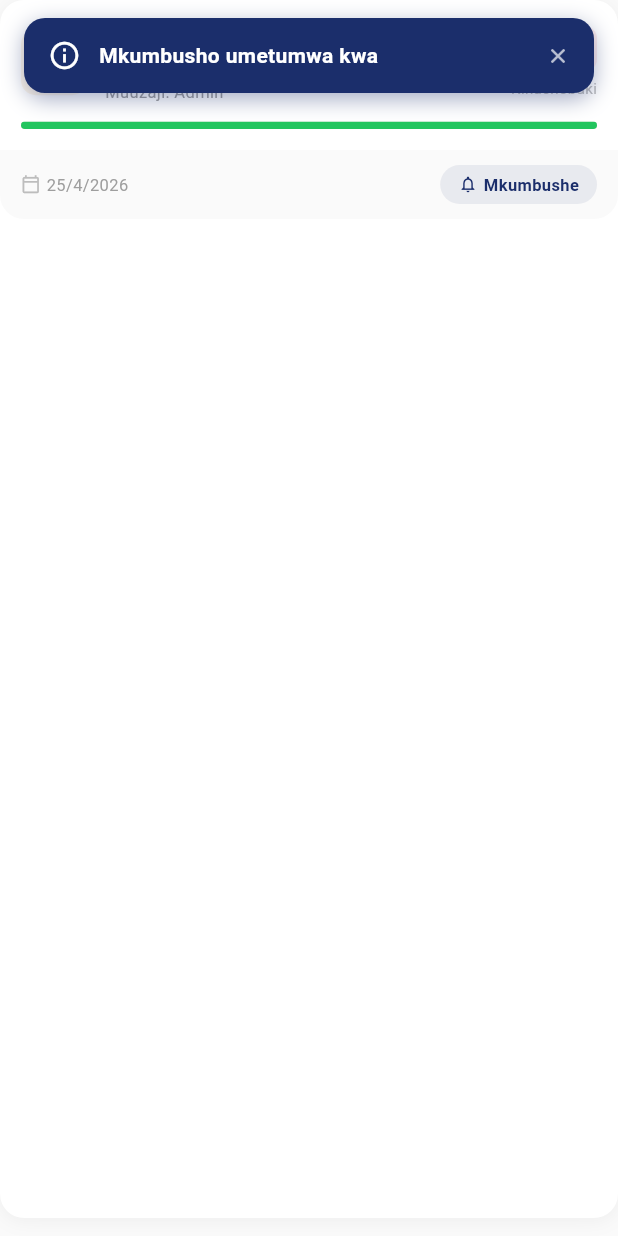
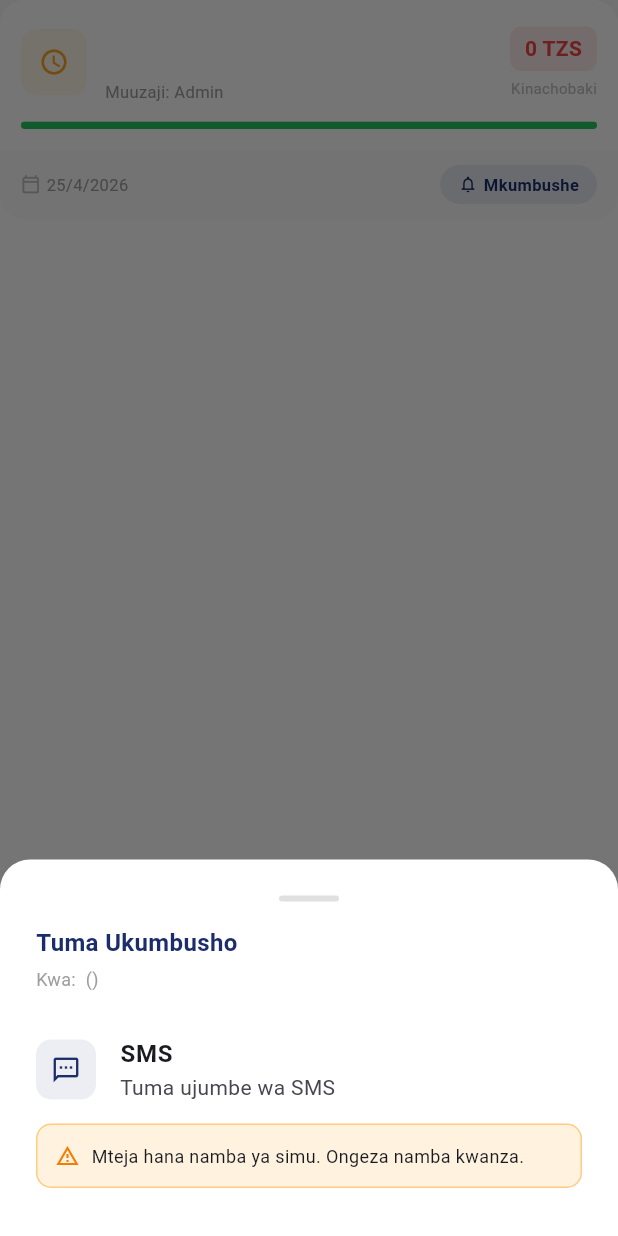
Before and after one commit to dasavision/Bizpawa, a Flutter app: the _DebtCard widget shown alone on an empty page, opened directly with empty values, after a tap on "Mkumbushe", on a phone screen of 412 x 824 dp. Run offline on Flutter 3.47's test engine with Material 3 defaults, Android fonts, the phone set to English and light mode, and no system bars; our stand-ins replace audioplayers, hive, hive_flutter, image_picker, pdf, permission_handler and 3 more; missing offline and left inert: mobile_scanner, print_bluetooth_thermal; accounts and stored records are empty.

Commit message:
feat: debt reminder WhatsApp + SMS + manifest queries

```diff
--- a/lib/features/analytics/analytics_page.dart
+++ b/lib/features/analytics/analytics_page.dart
@@ -1,6 +1,7 @@
 import 'package:flutter/material.dart';
 import 'package:flutter/services.dart';
 import 'package:provider/provider.dart';
+import 'package:url_launcher/url_launcher.dart';
 import 'package:bizpawa/core/state/business_state.dart';
 import 'package:bizpawa/core/state/auth_state.dart';
 import 'package:bizpawa/core/services/notification_service.dart';
@@ -13,6 +14,131 @@ const kOrange = Color(0xFFF5A623);
 String _fmtCurrency(int amount) {
   return amount.toString().replaceAllMapped(
     RegExp(r'(\d{1,3})(?=(\d{3})+(?!\d))'), (m) => '${m[1]},');
+}
+
+// ===== REMINDER FUNCTION =====
+Future<void> _sendDebtReminder(BuildContext context, SaleEntry sale) async {
+  final customerName = sale.customerName ?? 'Mteja';
+  final phone = sale.customerPhone;
+  final remaining = sale.remainingAmount.toString().replaceAllMapped(
+    RegExp(r'\B(?=(\d{3})+(?!\d))'), (m) => ',');
+  final orderNumber = sale.orderNumber;
+  final date = '${sale.date.day}/${sale.date.month}/${sale.date.year}';
+
+  final message =
+      'Habari $customerName,\n\n'
+      'Tunakukumbusha kuhusu deni lako:\n\n'
+      '🧾 Order: $orderNumber\n'
+      '📅 Tarehe: $date\n'
+      '💰 Kiasi Kilichobaki: TZS $remaining\n\n'
+      'Tafadhali lipa ili kuendelea kupata huduma zetu.\n\n'
+      'Asante sana! 🙏';
+
+  final encodedMsg = Uri.encodeComponent(message);
+
+  String? whatsappPhone;
+  if (phone != null && phone.isNotEmpty) {
+    String p = phone.replaceAll(' ', '').replaceAll('-', '');
+    if (p.startsWith('0')) p = '255${p.substring(1)}';
+    if (!p.startsWith('255')) p = '255$p';
+    whatsappPhone = p;
+  }
+
+  if (!context.mounted) return;
+
+  showModalBottomSheet(
+    context: context,
+    backgroundColor: Colors.white,
+    shape: const RoundedRectangleBorder(
+      borderRadius: BorderRadius.vertical(top: Radius.circular(20)),
+    ),
+    builder: (ctx) => Padding(
+      padding: const EdgeInsets.all(24),
+      child: Column(
+        mainAxisSize: MainAxisSize.min,
+        crossAxisAlignment: CrossAxisAlignment.start,
+        children: [
+          Center(child: Container(width: 40, height: 4,
+              decoration: BoxDecoration(color: Colors.grey.shade300,
+                  borderRadius: BorderRadius.circular(2)))),
+          const SizedBox(height: 16),
+          const Text('Tuma Ukumbusho',
+              style: TextStyle(fontSize: 16,
+                  fontWeight: FontWeight.bold, color: kNavyBlue)),
+          const SizedBox(height: 4),
+          Text('Kwa: $customerName${phone != null ? ' ($phone)' : ''}',
+              style: TextStyle(fontSize: 12, color: Colors.grey.shade500)),
+          const SizedBox(height: 16),
+
+          if (whatsappPhone != null)
+            ListTile(
+              contentPadding: EdgeInsets.zero,
+              leading: Container(width: 40, height: 40,
+                decoration: BoxDecoration(
+                    color: const Color(0xFF25D366).withValues(alpha: 0.1),
+                    borderRadius: BorderRadius.circular(10)),
+                child: const Icon(Icons.chat_outlined,
+                    color: Color(0xFF25D366), size: 20)),
+              title: const Text('WhatsApp',
+                  style: TextStyle(fontWeight: FontWeight.w600)),
+              subtitle: const Text('Fungua mazungumzo ya WhatsApp'),
+              onTap: () async {
+                Navigator.pop(ctx);
+                final uri = Uri.parse(
+                    'whatsapp://send?phone=$whatsappPhone&text=$encodedMsg');
+                if (await canLaunchUrl(uri)) {
+                  await launchUrl(uri, mode: LaunchMode.externalApplication);
+                }
+              },
+            ),
+
+          ListTile(
+            contentPadding: EdgeInsets.zero,
+            leading: Container(width: 40, height: 40,
+              decoration: BoxDecoration(
+                  color: kNavyBlue.withValues(alpha: 0.08),
+                  borderRadius: BorderRadius.circular(10)),
+              child: const Icon(Icons.sms_outlined,
+                  color: kNavyBlue, size: 20)),
+            title: const Text('SMS',
+                style: TextStyle(fontWeight: FontWeight.w600)),
+            subtitle: const Text('Tuma ujumbe wa SMS'),
+            onTap: () async {
+  Navigator.pop(ctx);
+  final smsUri = Uri.parse(
+    'sms:${phone ?? ''}?body=${Uri.encodeComponent(message)}');
+  if (await canLaunchUrl(smsUri)) {
+    await launchUrl(smsUri);
+  } else {
+    await launchUrl(smsUri, mode: LaunchMode.externalApplication);
+  }
+},
+          ),
+
+          if (phone == null || phone.isEmpty)
+            Container(
+              padding: const EdgeInsets.all(12),
+              decoration: BoxDecoration(
+                color: Colors.orange.shade50,
+                borderRadius: BorderRadius.circular(10),
+                border: Border.all(color: Colors.orange.shade200),
+              ),
+              child: Row(children: [
+                Icon(Icons.warning_amber_outlined,
+                    color: Colors.orange.shade700, size: 16),
+                const SizedBox(width: 8),
+                const Expanded(child: Text(
+                  'Mteja hana namba ya simu. Ongeza namba kwanza.',
+                  style: TextStyle(fontSize: 12),
+                )),
+              ]),
+            ),
+
+          const SizedBox(height: 8),
+        ],
+      ),
+    ),
+  );
 }
 
 class AnalyticsPage extends StatefulWidget {
@@ -44,7 +170,6 @@ class _AnalyticsPageState extends State<AnalyticsPage>
     final isAdmin = auth.isAdmin;
     final perms = auth.permissions;
 
-    // Determine which tabs to show
     final canSeeExpenses = isAdmin || perms.canRecordExpenses ||
         perms.canViewExpenseReport;
     final canSeeDebts = isAdmin || perms.canViewAllDebts ||
@@ -89,7 +214,6 @@ class _AnalyticsPageState extends State<AnalyticsPage>
   }
 }
 
-// ===== LOCKED TAB =====
 class _LockedTab extends StatelessWidget {
   final IconData icon;
   final String message;
@@ -113,7 +237,6 @@ class _LockedTab extends StatelessWidget {
   }
 }
 
-// ===== MATUMIZI TAB =====
 class _MatumiziTab extends StatefulWidget {
   final bool isAdmin;
   final SellerPermissions perms;
@@ -173,7 +296,6 @@ class _MatumiziTabState extends State<_MatumiziTab> {
     final auth = context.watch<AuthState>();
     final myName = auth.currentUser?.name ?? 'Admin';
 
-    // Muuzaji anaona matumizi yake tu ikiwa hana canViewOtherExpenses
     final expenses = widget.isAdmin || widget.perms.canViewOtherExpenses
         ? business.expensesList
         : business.expensesList
@@ -205,7 +327,6 @@ class _MatumiziTabState extends State<_MatumiziTab> {
               crossAxisAlignment: CrossAxisAlignment.start,
               children: [
 
-                // Muuzaji — badge ya matumizi yake tu
                 if (!widget.isAdmin && !widget.perms.canViewOtherExpenses)
                   Container(
                     width: double.infinity,
@@ -226,7 +347,6 @@ class _MatumiziTabState extends State<_MatumiziTab> {
                     ]),
                   ),
 
-                // SUMMARY CARDS
                 Row(children: [
                   _SummaryCard(title: 'Leo',
                       value: '${_fmtCurrency(business.todayExpenses)} TZS',
@@ -243,7 +363,6 @@ class _MatumiziTabState extends State<_MatumiziTab> {
 
                 const SizedBox(height: 20),
 
-                // FAIDA HALISI — inaonyeshwa tu kwa admin au mwenye ruhusa
                 if (widget.isAdmin || widget.perms.canViewProfitAnalytics)
                   Container(
                     width: double.infinity,
@@ -295,7 +414,6 @@ class _MatumiziTabState extends State<_MatumiziTab> {
                 if (widget.isAdmin || widget.perms.canViewProfitAnalytics)
                   const SizedBox(height: 20),
 
-                // MATUMIZI KWA KATEGORIA
                 if (cats.isNotEmpty) ...[
                   const Text('Matumizi kwa Aina', style: TextStyle(
                       fontSize: 15, fontWeight: FontWeight.bold,
@@ -350,7 +468,6 @@ class _MatumiziTabState extends State<_MatumiziTab> {
                   const SizedBox(height: 20),
                 ],
 
-                // HISTORIA YA MATUMIZI
                 const Text('Historia ya Matumizi', style: TextStyle(
                     fontSize: 15, fontWeight: FontWeight.bold, color: kNavyBlue)),
                 const SizedBox(height: 12),
@@ -450,7 +567,6 @@ class _MatumiziTabState extends State<_MatumiziTab> {
           ),
         ),
 
-        // FAB — inaonyeshwa kwa admin au mwenye ruhusa ya kurekodi matumizi
         if (widget.isAdmin || widget.perms.canRecordExpenses)
           Positioned(
             bottom: 24, right: 16,
@@ -500,7 +616,6 @@ class _MatumiziTabState extends State<_MatumiziTab> {
                     fontWeight: FontWeight.bold, color: kNavyBlue)),
                 const SizedBox(height: 20),
 
-                // TAREHE
                 GestureDetector(
                   onTap: () async {
                     final picked = await showDatePicker(
@@ -525,7 +640,6 @@ class _MatumiziTabState extends State<_MatumiziTab> {
                 ),
                 const SizedBox(height: 14),
 
-                // AINA
                 GestureDetector(
                   onTap: () => _showCategorySheet(context, business, setModal,
                       (cat) => selectedCategory = cat),
@@ -558,7 +672,6 @@ class _MatumiziTabState extends State<_MatumiziTab> {
                 ),
                 const SizedBox(height: 14),
 
-                // KIASI
                 const Text('Kiasi', style: TextStyle(fontSize: 13,
                     fontWeight: FontWeight.w600, color: kNavyBlue)),
                 const SizedBox(height: 6),
@@ -580,7 +693,6 @@ class _MatumiziTabState extends State<_MatumiziTab> {
                 ),
                 const SizedBox(height: 14),
 
-                // MAELEZO
                 GestureDetector(
                   onTap: () => setModal(() => showNote = !showNote),
                   child: Container(
@@ -656,7 +768,6 @@ class _MatumiziTabState extends State<_MatumiziTab> {
                         category: selectedCategory!,
                         amount: amount,
                         date: selectedDate,
-                        // Hifadhi jina la muuzaji aliyerekodi
                         recordedBy: auth.currentUser?.name ?? 'Admin',
                         note: noteController.text.trim().isEmpty
                             ? null : noteController.text.trim(),
@@ -781,7 +892,6 @@ class _MadeniTab extends StatelessWidget {
     final auth = context.watch<AuthState>();
     final myName = auth.currentUser?.name ?? 'Admin';
 
-    // Muuzaji anaona madeni ya mauzo yake tu ikiwa hana ruhusa ya kuona yote
     final debts = business.salesHistory.where((s) {
       if (s.paid) return false;
       if (isAdmin || perms.canViewAllDebts) return true;
@@ -802,13 +912,11 @@ class _MadeniTab extends StatelessWidget {
           crossAxisAlignment: CrossAxisAlignment.start,
           children: [
 
-            // Badge kwa muuzaji
             if (!isAdmin && !perms.canViewAllDebts)
               Container(
                 width: double.infinity,
                 margin: const EdgeInsets.only(bottom: 12),
-                padding: const EdgeInsets.symmetric(
-                    horizontal: 14, vertical: 8),
+                padding: const EdgeInsets.symmetric(horizontal: 14, vertical: 8),
                 decoration: BoxDecoration(
                   color: const Color(0xFF7C3AED).withValues(alpha: 0.08),
                   borderRadius: BorderRadius.circular(10),
@@ -818,12 +926,10 @@ class _MadeniTab extends StatelessWidget {
                       size: 14, color: Color(0xFF7C3AED)),
                   const SizedBox(width: 6),
                   const Text('Unaona madeni ya mauzo yako tu',
-                      style: TextStyle(fontSize: 12,
-                          color: Color(0xFF7C3AED))),
+                      style: TextStyle(fontSize: 12, color: Color(0xFF7C3AED))),
                 ]),
               ),
 
-            // JUMLA
             Container(
               width: double.infinity,
               padding: const EdgeInsets.all(20),
@@ -877,6 +983,7 @@ class _MadeniTab extends StatelessWidget {
   }
 }
 
+// ===== DEBT CARD =====
 class _DebtCard extends StatelessWidget {
   final SaleEntry sale;
   const _DebtCard({required this.sale});
@@ -970,11 +1077,7 @@ class _DebtCard extends StatelessWidget {
                   style: TextStyle(fontSize: 11, color: Colors.grey.shade500)),
               const Spacer(),
               GestureDetector(
-                onTap: () => NotificationService.show(
-                  context: context,
-                  message: 'Mkumbusho umetumwa kwa ${sale.customerName ?? 'mteja'}',
-                  type: NotificationType.info,
-                ),
+                onTap: () => _sendDebtReminder(context, sale),
                 child: Container(
                   padding: const EdgeInsets.symmetric(horizontal: 12, vertical: 5),
                   decoration: BoxDecoration(
@@ -996,6 +1099,7 @@ class _DebtCard extends StatelessWidget {
   }
 }
 
+// ===== SUMMARY CARD =====
 class _SummaryCard extends StatelessWidget {
   final String title;
   final String value;
```
Also changed, not shown: 1 other file.
